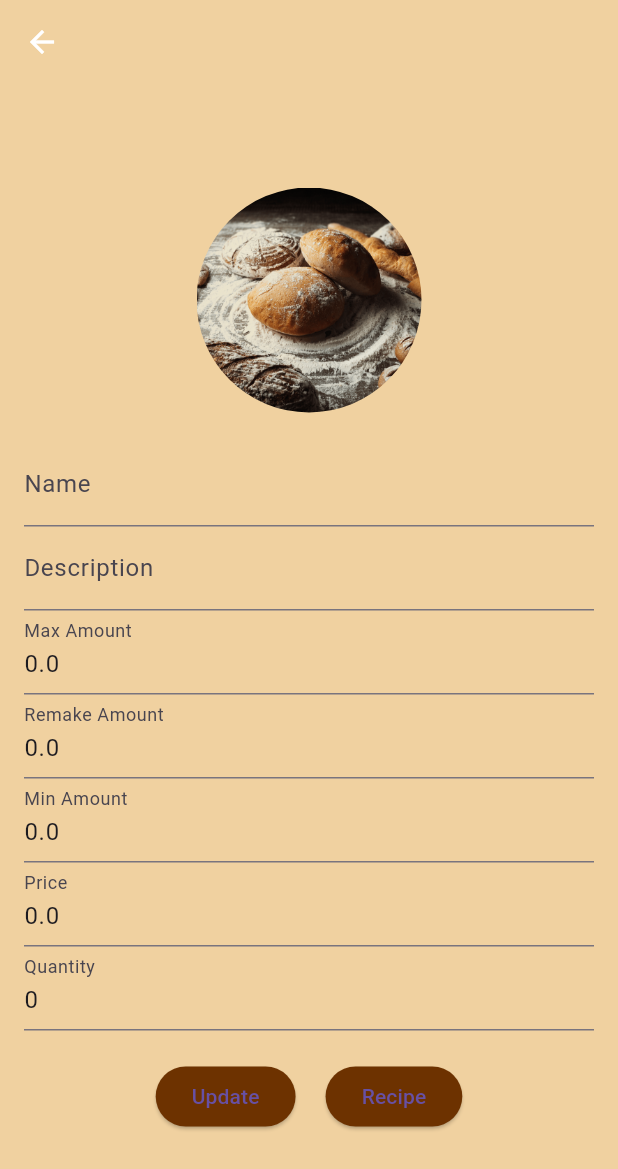
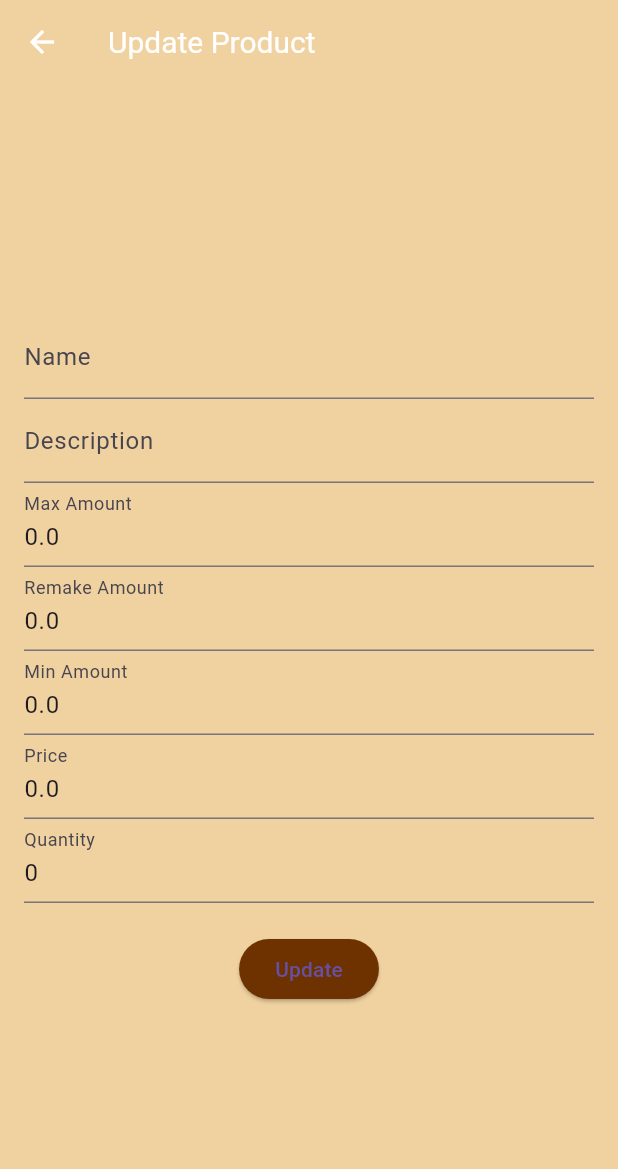
Before and after one commit to Jayjolie1026/BakeryManagement, a Flutter app: the ProductDetailPage screen opened directly with empty values, after a tap on "Update", on a phone screen of 412 x 824 dp. Shown: the top 1169 px of the screen. Run offline on Flutter 3.47's test engine with Material 3 defaults, Android fonts, the phone set to English and light mode, and no system bars.

Commit message:
working update with sep page

```diff
--- a/bakery_management/lib/pages/bakedgoods.dart
+++ b/bakery_management/lib/pages/bakedgoods.dart
@@ -147,6 +147,7 @@ class ProductApi {
 class ProductsPage extends StatefulWidget {
   const ProductsPage({super.key});
 
+
   @override
   _ProductsPageState createState() => _ProductsPageState();
 }
@@ -174,6 +175,15 @@ class _ProductsPageState extends State<ProductsPage> {
       debouncer!.cancel();
     }
     debouncer = Timer(duration, callback);
+  }
+
+  void _updateProduct(Product updatedProduct) {
+  setState(() {
+    final index = products.indexWhere((p) => p.productID == updatedProduct.productID);
+    if (index != -1) {
+      products[index] = updatedProduct;
+    }
+  });
 }
 
   // Initialize and load products
@@ -257,19 +267,20 @@ class _ProductsPageState extends State<ProductsPage> {
   elevation: 4,
   child: GestureDetector(
     onTap: () async {
-        // Navigate to product detail page on tap
+      // Navigate to product detail page on tap and wait for result
       final result = await Navigator.push(
         context,
         MaterialPageRoute(
           builder: (context) => ProductDetailPage(
             product: product,
-            onProductUpdated: () {
-              // Refresh the product list after updating
-              init();
-            },
           ),
         ),
       );
+
+      // If the result is true, refresh the product list
+      if (result == true) {
+        init(); // Refresh the product list
+      }
     },
     child: Container(
       height: 50,
@@ -358,15 +369,129 @@ class _SearchWidgetState extends State<SearchWidget> {
 // Product Detail Page
 class ProductDetailPage extends StatefulWidget {
   final Product product;
-  final VoidCallback? onProductUpdated;
 
-  const ProductDetailPage({super.key, required this.product,this.onProductUpdated});
+  const ProductDetailPage({super.key, required this.product});
 
   @override
   _ProductDetailPageState createState() => _ProductDetailPageState();
 }
 
 class _ProductDetailPageState extends State<ProductDetailPage> {
+  late Product _product;
+
+  @override
+  void initState() {
+    super.initState();
+    _product = widget.product;
+  }
+
+  void _updateProduct(Product updatedProduct) {
+    setState(() {
+      _product = updatedProduct;
+    });
+  }
+
+  @override
+Widget build(BuildContext context) {
+  return Scaffold(
+    appBar: AppBar(
+      title: Text(_product.name),
+      backgroundColor: const Color(0xFFF0d1a0),
+    ),
+    backgroundColor: const Color(0xFFF0d1a0),
+    body: Padding(
+      padding: const EdgeInsets.all(16.0),
+      child: Column(
+        mainAxisAlignment: MainAxisAlignment.center,
+        children: [
+          // Centered Image
+          Container(
+            height: 150,
+            width: 150,
+            decoration: const BoxDecoration(
+              shape: BoxShape.circle,
+              image: DecorationImage(
+                image: AssetImage('assets/bread2.png'),
+                fit: BoxFit.cover,
+              ),
+            ),
+          ),
+          const SizedBox(height: 20),
+          // Display Product Information
+          Text('Name: ${_product.name}', style: const TextStyle(fontSize: 18)),
+          Text('Description: ${_product.description}', style: const TextStyle(fontSize: 18)),
+          Text('Max Amount: ${_product.maxAmount}', style: const TextStyle(fontSize: 18)),
+          Text('Remake Amount: ${_product.remakeAmount}', style: const TextStyle(fontSize: 18)),
+          Text('Min Amount: ${_product.minAmount}', style: const TextStyle(fontSize: 18)),
+          Text('Quantity: ${_product.quantity}', style: const TextStyle(fontSize: 18)),
+          Text('Price: ${_product.price}', style: const TextStyle(fontSize: 18)),
+          const SizedBox(height: 20),
+          // Buttons
+          Row(
+            mainAxisAlignment: MainAxisAlignment.center,
+            children: [
+              ElevatedButton(
+                onPressed: () async {
+                  // Navigate to the update page and wait for result
+                  final updatedProduct = await Navigator.push(
+                    context,
+                    MaterialPageRoute(
+                      builder: (context) => ProductUpdatePage(
+                        product: _product,
+                        onProductUpdated: _updateProduct,
+                      ),
+                    ),
+                  );
+
+                  // If an updated product was returned, update the state
+                  if (updatedProduct != null) {
+                    _updateProduct(updatedProduct);
+                    Navigator.pop(context, true); // Pass true to indicate an update
+                  }
+                },
+                style: ElevatedButton.styleFrom(
+                  backgroundColor: const Color(0xFF6D3200),
+                ),
+                child: const Text('Update'),
+              ),
+              const SizedBox(width: 20),
+              ElevatedButton(
+                onPressed: () {
+                  // Navigate to recipe page
+                  Navigator.push(
+                    context,
+                    MaterialPageRoute(
+                      builder: (context) => RecipePage(product: _product),
+                    ),
+                  );
+                },
+                style: ElevatedButton.styleFrom(
+                  backgroundColor: const Color(0xFF6D3200),
+                ),
+                child: const Text('Recipe'),
+              ),
+            ],
+          ),
+        ],
+      ),
+    ),
+  );
+}
+}
+
+
+
+class ProductUpdatePage extends StatefulWidget {
+  final Product product;
+  final ValueChanged<Product> onProductUpdated;
+
+  const ProductUpdatePage({super.key, required this.product, required this.onProductUpdated});
+
+  @override
+  _ProductUpdatePageState createState() => _ProductUpdatePageState();
+}
+
+class _ProductUpdatePageState extends State<ProductUpdatePage> {
   late TextEditingController _nameController;
   late TextEditingController _descriptionController;
   late TextEditingController _maxAmountController;
@@ -403,7 +528,7 @@ class _ProductDetailPageState extends State<ProductDetailPage> {
   Widget build(BuildContext context) {
     return Scaffold(
       appBar: AppBar(
-        title: Text(widget.product.name),
+        title: const Text('Update Product'),
         backgroundColor: const Color(0xFFF0d1a0),
       ),
       backgroundColor: const Color(0xFFF0d1a0),
@@ -412,19 +537,6 @@ class _ProductDetailPageState extends State<ProductDetailPage> {
         child: Column(
           mainAxisAlignment: MainAxisAlignment.center,
           children: [
-            // Centered Image
-            Container(
-              height: 150,
-              width: 150,
-              decoration: const BoxDecoration(
-                shape: BoxShape.circle,
-                image: DecorationImage(
-                  image: AssetImage('assets/bread2.png'),
-                  fit: BoxFit.cover,
-                ),
-              ),
-            ),
-            const SizedBox(height: 20),
             // Editable Fields
             TextField(
               controller: _nameController,
@@ -461,9 +573,6 @@ class _ProductDetailPageState extends State<ProductDetailPage> {
             ),
             const SizedBox(height: 20),
             // Buttons
-            Row(
-              mainAxisAlignment: MainAxisAlignment.center,
-              children: [
             ElevatedButton(
               onPressed: () async {
                 // Update the product with new values
@@ -481,38 +590,21 @@ class _ProductDetailPageState extends State<ProductDetailPage> {
                 // Call update API
                 await ProductApi.updateProduct(updatedProduct);
 
+                // Notify parent widget of the update
+                widget.onProductUpdated(updatedProduct);
+
                 // Show success message
                 ScaffoldMessenger.of(context).showSnackBar(
                   const SnackBar(content: Text('Product updated successfully!')),
                 );
-                     if (widget.onProductUpdated != null) {
-                      widget.onProductUpdated!();
-                    }
-                     // Navigate back to the previous screen
-                    Navigator.of(context).pop();
+
+                // Navigate back to the previous page with the updated product
+                Navigator.of(context).pop(updatedProduct);
               },
               style: ElevatedButton.styleFrom(
                 backgroundColor: const Color(0xFF6D3200),
               ),
               child: const Text('Update'),
-                ),
-                const SizedBox(width: 20),
-                ElevatedButton(
-                  onPressed: () {
-                    // Navigate to recipe page
-                    Navigator.push(
-                      context,
-                      MaterialPageRoute(
-                        builder: (context) => RecipePage(product: widget.product),
-                      ),
-                    );
-                  },
-                  style: ElevatedButton.styleFrom(
-                    backgroundColor: const Color(0xFF6D3200),
-                  ),
-                  child: const Text('Recipe'),
-                ),
-              ],
             ),
           ],
         ),
@@ -520,7 +612,6 @@ class _ProductDetailPageState extends State<ProductDetailPage> {
     );
   }
 }
-
 
 
 void showAddProductDialog(BuildContext context,VoidCallback onProductAdded) {
```
Lines whose indentation alone changed are shown as unchanged.
